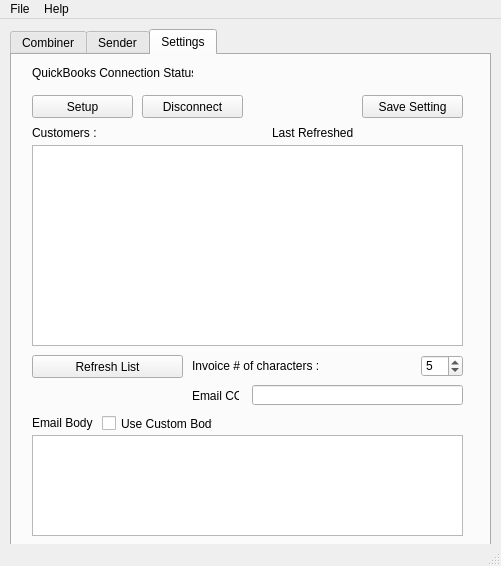
Before: the Qt Designer form Main.ui in maxitule3/Invoice-Combine-Send, drawn with Qt 5.
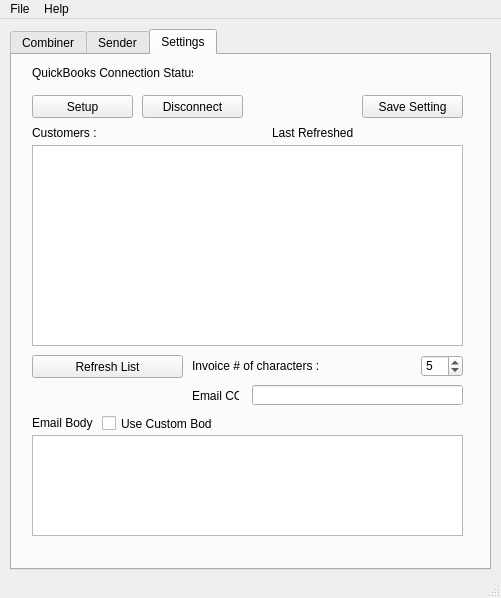
After: the same form once the commit is applied.

The edit to the form file:
```diff
--- a/Main.ui
+++ b/Main.ui
@@ -10,12 +10,15 @@
     <x>0</x>
     <y>0</y>
     <width>501</width>
-    <height>566</height>
+    <height>598</height>
    </rect>
   </property>
   <property name="windowTitle">
    <string>QBO-InvoicePDFCombiner/SenderTool</string>
   </property>
+  <property name="styleSheet">
+   <string notr="true"/>
+  </property>
   <widget class="QWidget" name="centralwidget">
    <property name="enabled">
     <bool>true</bool>
```
